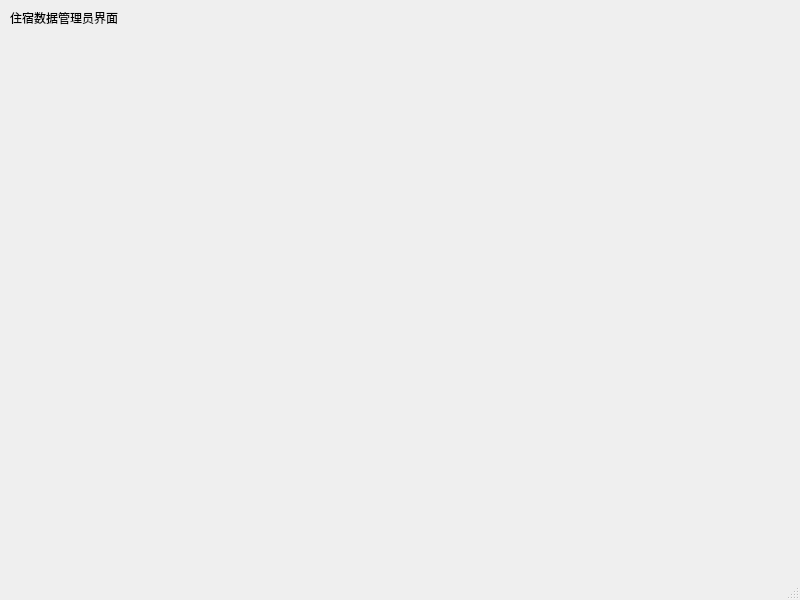
Above: StudentDormManage/mainwindow_data_manager.ui from ThocatsYoung/StuDormMana before the change. Below: the same form after it.
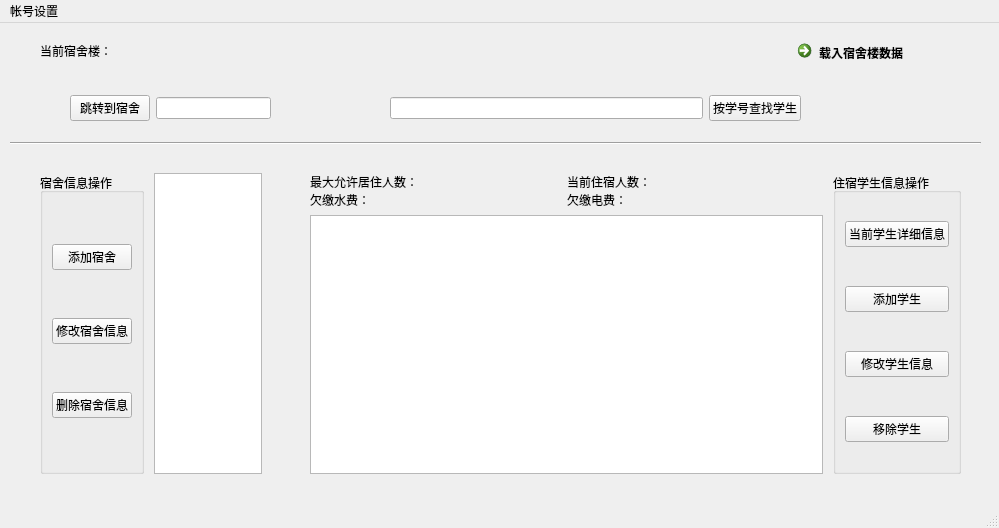
That is the form after the change.

```diff
--- a/StudentDormManage/mainwindow_data_manager.ui
+++ b/StudentDormManage/mainwindow_data_manager.ui
@@ -6,25 +6,324 @@
    <rect>
     <x>0</x>
     <y>0</y>
-    <width>800</width>
-    <height>600</height>
+    <width>999</width>
+    <height>528</height>
    </rect>
   </property>
   <property name="windowTitle">
    <string>MainWindow</string>
   </property>
   <widget class="QWidget" name="centralwidget">
-   <widget class="QLabel" name="label">
+   <widget class="Line" name="line">
     <property name="geometry">
      <rect>
       <x>10</x>
+      <y>110</y>
+      <width>971</width>
+      <height>20</height>
+     </rect>
+    </property>
+    <property name="orientation">
+     <enum>Qt::Horizontal</enum>
+    </property>
+   </widget>
+   <widget class="QWidget" name="horizontalLayoutWidget">
+    <property name="geometry">
+     <rect>
+      <x>30</x>
+      <y>140</y>
+      <width>242</width>
+      <height>321</height>
+     </rect>
+    </property>
+    <layout class="QHBoxLayout" name="horizontalLayout_dorm">
+     <property name="spacing">
+      <number>10</number>
+     </property>
+     <property name="leftMargin">
+      <number>10</number>
+     </property>
+     <property name="topMargin">
+      <number>10</number>
+     </property>
+     <property name="rightMargin">
+      <number>10</number>
+     </property>
+     <property name="bottomMargin">
+      <number>10</number>
+     </property>
+     <item>
+      <widget class="QGroupBox" name="groupBox_dorm_oper">
+       <property name="title">
+        <string>宿舍信息操作</string>
+       </property>
+       <layout class="QVBoxLayout" name="verticalLayout_2">
+        <item>
+         <widget class="QPushButton" name="pushButton_add_dorm">
+          <property name="text">
+           <string>添加宿舍</string>
+          </property>
+         </widget>
+        </item>
+        <item>
+         <widget class="QPushButton" name="pushButton_edit_dorm">
+          <property name="text">
+           <string>修改宿舍信息</string>
+          </property>
+         </widget>
+        </item>
+        <item>
+         <widget class="QPushButton" name="pushButton_delete_dorm">
+          <property name="text">
+           <string>删除宿舍信息</string>
+          </property>
+         </widget>
+        </item>
+       </layout>
+      </widget>
+     </item>
+     <item>
+      <widget class="QListView" name="listView_dorm">
+       <property name="selectionBehavior">
+        <enum>QAbstractItemView::SelectRows</enum>
+       </property>
+      </widget>
+     </item>
+    </layout>
+   </widget>
+   <widget class="QWidget" name="horizontalLayoutWidget_3">
+    <property name="geometry">
+     <rect>
+      <x>390</x>
+      <y>70</y>
+      <width>411</width>
+      <height>31</height>
+     </rect>
+    </property>
+    <layout class="QHBoxLayout" name="horizontalLayout_find_student">
+     <item>
+      <widget class="QLineEdit" name="lineEdit_stuid"/>
+     </item>
+     <item>
+      <widget class="QPushButton" name="pushButton_find_by_stuid">
+       <property name="text">
+        <string>按学号查找学生</string>
+       </property>
+      </widget>
+     </item>
+    </layout>
+   </widget>
+   <widget class="QWidget" name="horizontalLayoutWidget_4">
+    <property name="geometry">
+     <rect>
+      <x>70</x>
+      <y>70</y>
+      <width>201</width>
+      <height>31</height>
+     </rect>
+    </property>
+    <layout class="QHBoxLayout" name="horizontalLayout_find_dorm">
+     <item>
+      <widget class="QPushButton" name="pushButton_to_dorm">
+       <property name="text">
+        <string>跳转到宿舍</string>
+       </property>
+      </widget>
+     </item>
+     <item>
+      <widget class="QLineEdit" name="lineEdit_dorm_number"/>
+     </item>
+    </layout>
+   </widget>
+   <widget class="QWidget" name="gridLayoutWidget">
+    <property name="geometry">
+     <rect>
+      <x>300</x>
+      <y>140</y>
+      <width>671</width>
+      <height>321</height>
+     </rect>
+    </property>
+    <layout class="QGridLayout" name="gridLayout">
+     <property name="leftMargin">
+      <number>10</number>
+     </property>
+     <property name="topMargin">
+      <number>10</number>
+     </property>
+     <property name="rightMargin">
+      <number>10</number>
+     </property>
+     <property name="bottomMargin">
+      <number>10</number>
+     </property>
+     <property name="horizontalSpacing">
+      <number>10</number>
+     </property>
+     <item row="1" column="0">
+      <widget class="QTableView" name="tableView_student">
+       <property name="selectionMode">
+        <enum>QAbstractItemView::SingleSelection</enum>
+       </property>
+       <property name="selectionBehavior">
+        <enum>QAbstractItemView::SelectRows</enum>
+       </property>
+       <attribute name="horizontalHeaderStretchLastSection">
+        <bool>true</bool>
+       </attribute>
+      </widget>
+     </item>
+     <item row="0" column="0">
+      <layout class="QGridLayout" name="gridLayout_dorm_info">
+       <item row="1" column="0">
+        <widget class="QLabel" name="label_text_water_fee">
+         <property name="text">
+          <string>欠缴水费：</string>
+         </property>
+        </widget>
+       </item>
+       <item row="1" column="2">
+        <widget class="QLabel" name="label_text_elec_fee">
+         <property name="text">
+          <string>欠缴电费：</string>
+         </property>
+        </widget>
+       </item>
+       <item row="0" column="2">
+        <widget class="QLabel" name="label_text_nowNumber">
+         <property name="text">
+          <string>当前住宿人数：</string>
+         </property>
+        </widget>
+       </item>
+       <item row="0" column="0">
+        <widget class="QLabel" name="label_text_maxNumber">
+         <property name="text">
+          <string>最大允许居住人数：</string>
+         </property>
+        </widget>
+       </item>
+       <item row="0" column="1">
+        <widget class="QLabel" name="label_info_max">
+         <property name="text">
+          <string/>
+         </property>
+         <property name="alignment">
+          <set>Qt::AlignLeading|Qt::AlignLeft|Qt::AlignVCenter</set>
+         </property>
+        </widget>
+       </item>
+       <item row="1" column="1">
+        <widget class="QLabel" name="label_info_waterfee">
+         <property name="text">
+          <string/>
+         </property>
+         <property name="alignment">
+          <set>Qt::AlignLeading|Qt::AlignLeft|Qt::AlignVCenter</set>
+         </property>
+        </widget>
+       </item>
+       <item row="0" column="3">
+        <widget class="QLabel" name="label_info_now">
+         <property name="text">
+          <string/>
+         </property>
+         <property name="alignment">
+          <set>Qt::AlignLeading|Qt::AlignLeft|Qt::AlignVCenter</set>
+         </property>
+        </widget>
+       </item>
+       <item row="1" column="3">
+        <widget class="QLabel" name="label_info_elecfee">
+         <property name="text">
+          <string/>
+         </property>
+         <property name="alignment">
+          <set>Qt::AlignLeading|Qt::AlignLeft|Qt::AlignVCenter</set>
+         </property>
+        </widget>
+       </item>
+      </layout>
+     </item>
+     <item row="0" column="1" rowspan="2">
+      <widget class="QGroupBox" name="groupBox_student_oper">
+       <property name="title">
+        <string>住宿学生信息操作</string>
+       </property>
+       <layout class="QVBoxLayout" name="verticalLayout">
+        <property name="spacing">
+         <number>20</number>
+        </property>
+        <item>
+         <widget class="QPushButton" name="pushButton_show_student">
+          <property name="text">
+           <string>当前学生详细信息</string>
+          </property>
+         </widget>
+        </item>
+        <item>
+         <widget class="QPushButton" name="pushButton_add_student">
+          <property name="text">
+           <string>添加学生</string>
+          </property>
+         </widget>
+        </item>
+        <item>
+         <widget class="QPushButton" name="pushButton_edit_student">
+          <property name="text">
+           <string>修改学生信息</string>
+          </property>
+         </widget>
+        </item>
+        <item>
+         <widget class="QPushButton" name="pushButton_delete_student">
+          <property name="text">
+           <string>移除学生</string>
+          </property>
+         </widget>
+        </item>
+       </layout>
+      </widget>
+     </item>
+    </layout>
+   </widget>
+   <widget class="QCommandLinkButton" name="commandLinkButton">
+    <property name="geometry">
+     <rect>
+      <x>790</x>
       <y>10</y>
-      <width>151</width>
+      <width>187</width>
+      <height>41</height>
+     </rect>
+    </property>
+    <property name="text">
+     <string>载入宿舍楼数据</string>
+    </property>
+   </widget>
+   <widget class="QLabel" name="label_text_building">
+    <property name="geometry">
+     <rect>
+      <x>40</x>
+      <y>20</y>
+      <width>91</width>
       <height>16</height>
      </rect>
     </property>
     <property name="text">
-     <string>住宿数据管理员界面</string>
+     <string>当前宿舍楼：</string>
+    </property>
+   </widget>
+   <widget class="QLabel" name="label_building">
+    <property name="geometry">
+     <rect>
+      <x>140</x>
+      <y>20</y>
+      <width>81</width>
+      <height>16</height>
+     </rect>
+    </property>
+    <property name="text">
+     <string/>
     </property>
    </widget>
   </widget>
@@ -33,10 +332,18 @@
     <rect>
      <x>0</x>
      <y>0</y>
-     <width>800</width>
+     <width>999</width>
      <height>26</height>
     </rect>
    </property>
+   <widget class="QMenu" name="menu">
+    <property name="title">
+     <string>帐号设置</string>
+    </property>
+    <addaction name="action_edit_mima"/>
+    <addaction name="action_add_remove_users"/>
+   </widget>
+   <addaction name="menu"/>
   </widget>
   <widget class="QStatusBar" name="statusbar"/>
  </widget>
```
Left out of the diff: 10 changed lines with no effect on the pictures.
